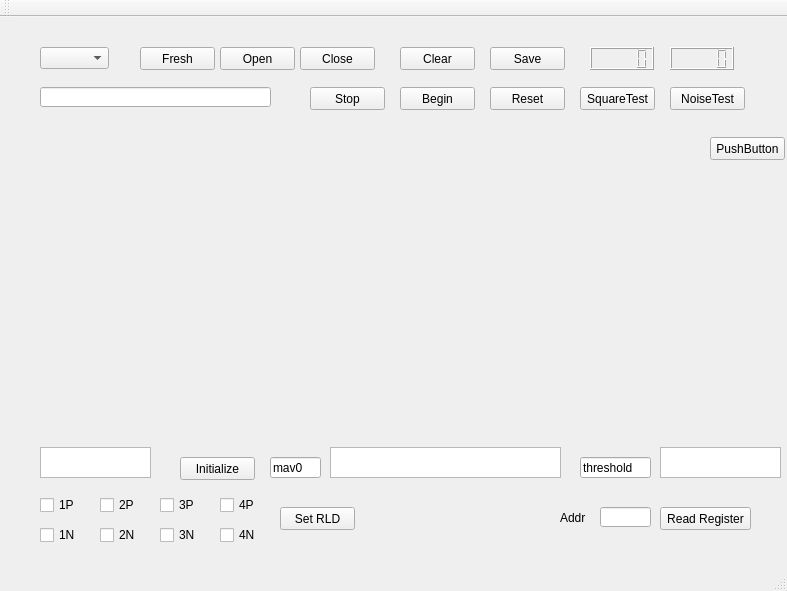
First picture: the form in mainwindow.ui, repository AlucardNosferatu/interaction_App, before the edit.
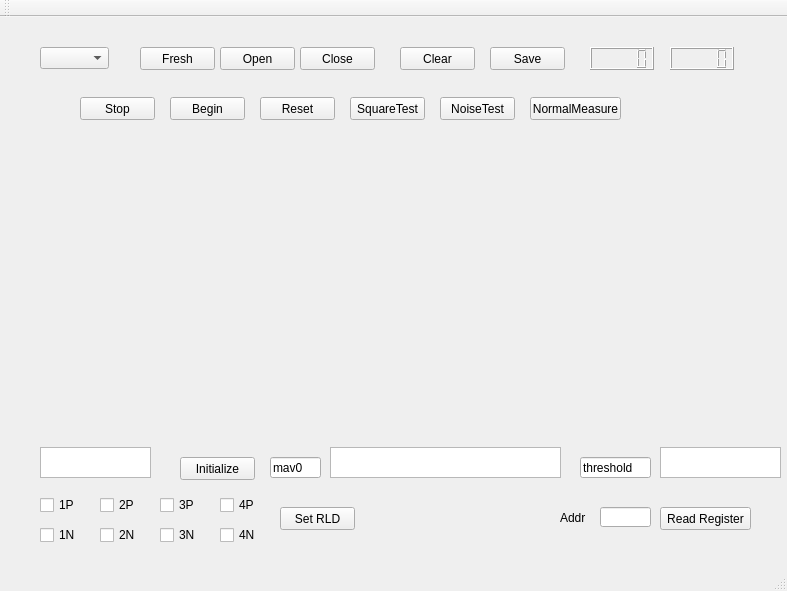
Second picture: the form after the edit. Custom widgets are drawn as their Qt base class.

What changed in the file:
```diff
--- a/mainwindow.ui
+++ b/mainwindow.ui
@@ -53,8 +53,8 @@
    <widget class="QPushButton" name="ResetButton">
     <property name="geometry">
      <rect>
-      <x>490</x>
-      <y>70</y>
+      <x>260</x>
+      <y>80</y>
       <width>75</width>
       <height>23</height>
      </rect>
@@ -63,16 +63,6 @@
      <string>Reset</string>
     </property>
    </widget>
-   <widget class="QLineEdit" name="lineEdit">
-    <property name="geometry">
-     <rect>
-      <x>40</x>
-      <y>70</y>
-      <width>231</width>
-      <height>20</height>
-     </rect>
-    </property>
-   </widget>
    <widget class="QPushButton" name="closeButton">
     <property name="geometry">
      <rect>
@@ -125,8 +115,8 @@
    <widget class="QPushButton" name="beginButton">
     <property name="geometry">
      <rect>
-      <x>400</x>
-      <y>70</y>
+      <x>170</x>
+      <y>80</y>
       <width>75</width>
       <height>23</height>
      </rect>
@@ -138,8 +128,8 @@
    <widget class="QPushButton" name="stopButton">
     <property name="geometry">
      <rect>
-      <x>310</x>
-      <y>70</y>
+      <x>80</x>
+      <y>80</y>
       <width>75</width>
       <height>23</height>
      </rect>
@@ -177,8 +167,8 @@
    <widget class="QPushButton" name="testButton">
     <property name="geometry">
      <rect>
-      <x>580</x>
-      <y>70</y>
+      <x>350</x>
+      <y>80</y>
       <width>75</width>
       <height>23</height>
      </rect>
@@ -412,8 +402,8 @@
    <widget class="QPushButton" name="noiseButton">
     <property name="geometry">
      <rect>
-      <x>670</x>
-      <y>70</y>
+      <x>440</x>
+      <y>80</y>
       <width>75</width>
       <height>23</height>
      </rect>
@@ -425,14 +415,14 @@
    <widget class="QPushButton" name="pushButton">
     <property name="geometry">
      <rect>
-      <x>710</x>
-      <y>120</y>
-      <width>75</width>
+      <x>530</x>
+      <y>80</y>
+      <width>91</width>
       <height>23</height>
      </rect>
     </property>
     <property name="text">
-     <string>PushButton</string>
+     <string>NormalMeasure</string>
     </property>
    </widget>
   </widget>
```
Left out of the diff: 2 changed lines with no effect on the pictures.
